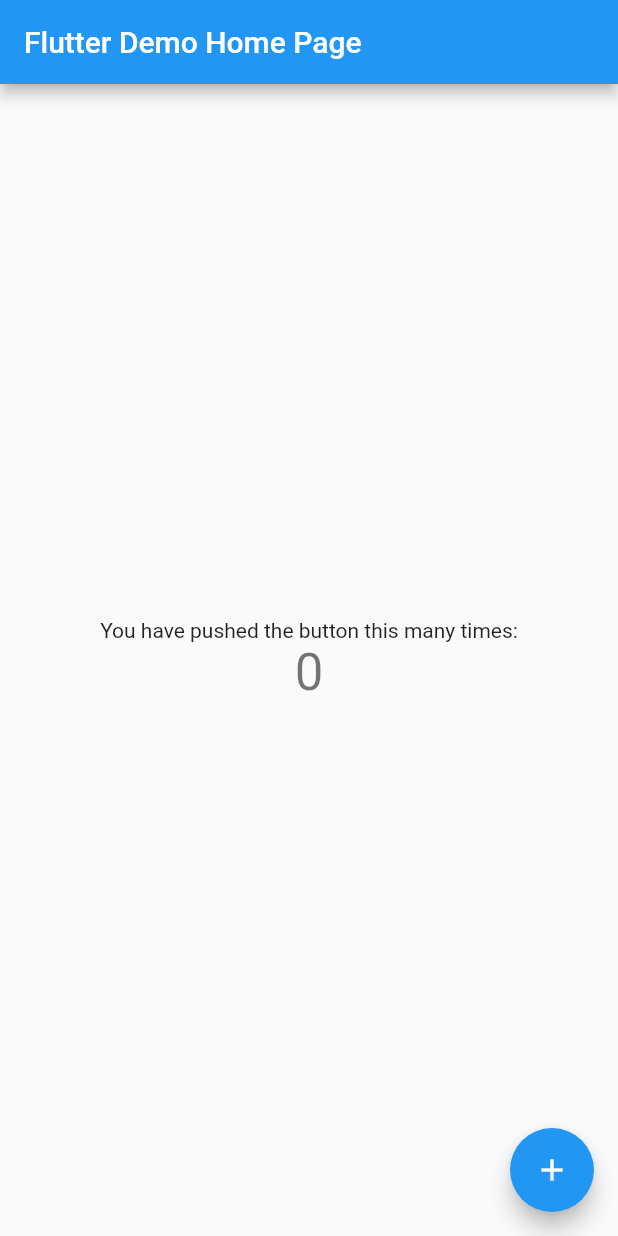
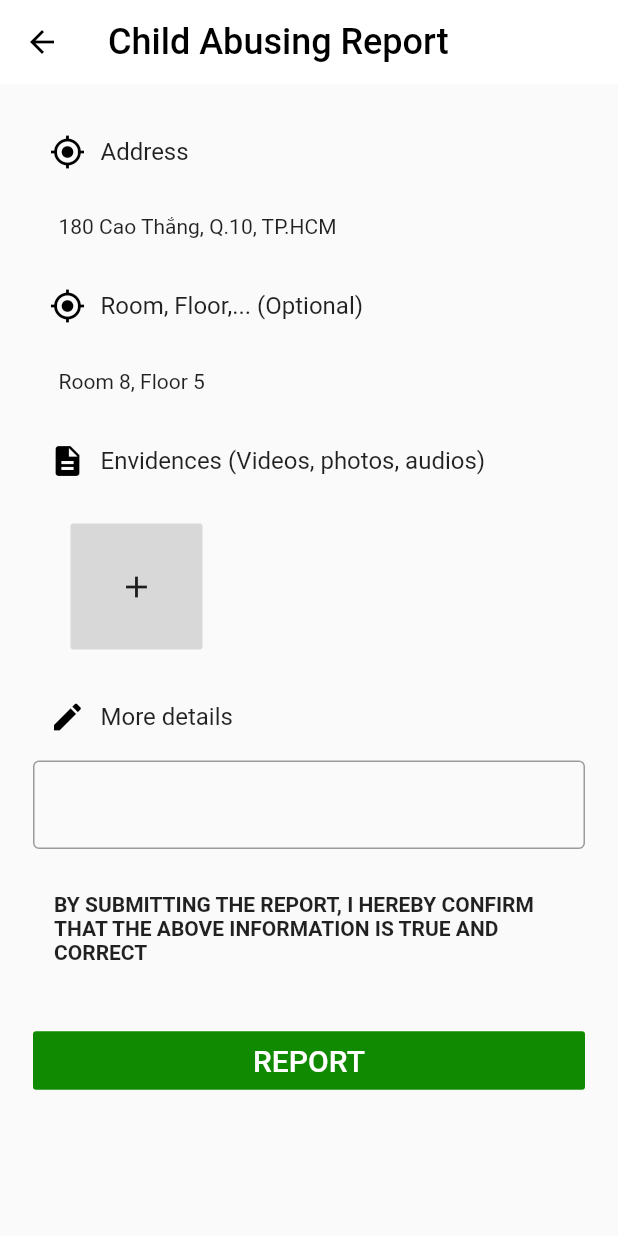
Before and after one commit to nguyentantrung2000/Solution-Challenge-2022, a Flutter app: the screen it shows after launch, on a phone screen of 412 x 824 dp. Run offline on Flutter 3.47's test engine with Material 2 defaults, Android fonts, the light colour scheme and no system bars.

Commit message:
REPORT screen

```diff
--- a/lib/main.dart
+++ b/lib/main.dart
@@ -1,3 +1,4 @@
+import 'package:challenge/screens/report_form.dart';
 import 'package:flutter/material.dart';
 
 void main() {
@@ -24,7 +25,8 @@
         // is not restarted.
         primarySwatch: Colors.blue,
       ),
-      home: const MyHomePage(title: 'Flutter Demo Home Page'),
+      // home: const MyHomePage(title: 'Flutter Demo Home Page'),
+      home: Report()
     );
   }
 }
--- /dev/null
+++ b/lib/screens/report_form.dart
@@ -0,0 +1,174 @@
+import 'package:flutter/foundation.dart';
+import 'package:flutter/material.dart';
+
+class Report extends StatefulWidget {
+  const Report({Key? key}) : super(key: key);
+
+  @override
+  _ReportState createState() => _ReportState();
+}
+
+class _ReportState extends State<Report> {
+
+
+  @override
+  Widget build(BuildContext context) {
+    return Scaffold(
+      appBar: AppBar(
+        leading: IconButton(
+          icon: Icon(Icons.arrow_back, color: Colors.black),
+          onPressed: () => Navigator.of(context).pop(),
+        ),
+        title: Text('Child Abusing Report',
+            style: TextStyle(color: Colors.black, fontSize: 24)),
+        backgroundColor: Colors.white,
+        bottomOpacity: 0.0,
+        elevation: 0.0,
+      ),
+      body: Column(children: [
+        Padding(
+          padding: EdgeInsets.only(top: 33, left: 33, right: 33, bottom: 0),
+          child: Row(
+            children: [
+              Icon(
+                Icons.my_location,
+                color: Colors.black,
+                size: 24.0,
+                semanticLabel: 'Text to announce in accessibility modes',
+              ),
+              Container(
+                child: Padding(padding: EdgeInsets.only(left: 10)),
+              ),
+              Text("Address", style: TextStyle(fontSize: 16))
+            ],
+          ),
+        ),
+        Padding(
+          padding: EdgeInsets.only(left: 39, top: 30),
+          child: Row(
+            children: [
+              Text('180 Cao Thắng, Q.10, TP.HCM'),
+            ],
+          ),
+        ),
+        Padding(
+          padding: EdgeInsets.only(top: 33, left: 33, right: 33, bottom: 0),
+          child: Row(
+            children: [
+              Icon(
+                Icons.my_location,
+                color: Colors.black,
+                size: 24.0,
+                semanticLabel: 'Text to announce in accessibility modes',
+              ),
+              Container(
+                child: Padding(padding: EdgeInsets.only(left: 10)),
+              ),
+              Text("Room, Floor,... (Optional)", style: TextStyle(fontSize: 16))
+            ],
+          ),
+        ),
+        Padding(
+          padding: EdgeInsets.only(left: 39, top: 30),
+          child: Row(
+            children: [
+              Text('Room 8, Floor 5'),
+            ],
+          ),
+        ),
+        Padding(
+          padding: EdgeInsets.only(top: 33, left: 33, right: 33, bottom: 0),
+          child: Row(
+            children: [
+              Icon(
+                Icons.description,
+                color: Colors.black,
+                size: 24.0,
+                semanticLabel: 'Text to announce in accessibility modes',
+              ),
+              Container(
+                child: Padding(padding: EdgeInsets.only(left: 10)),
+              ),
+              Text("Envidences (Videos, photos, audios)",
+                  style: TextStyle(fontSize: 16))
+            ],
+          ),
+        ),
+        Padding(
+          padding: EdgeInsets.only(left: 39, top: 30), //button
+        ),
+        Padding(
+          padding: const EdgeInsets.only(right: 230.0),
+          child: FlatButton(
+                onPressed: () => {},
+                color: Color.fromARGB(255, 216, 216, 216),
+                padding: EdgeInsets.all(10.0),
+                child: Column( // Replace with a Row for horizontal icon + text
+                  children: <Widget>[
+                    Padding(padding: EdgeInsets.all(20), child:
+                    Icon(Icons.add)
+                    ),
+                  ],
+                ),
+          ),
+        ),
+        Padding(
+          padding: EdgeInsets.only(top: 33, left: 33, right: 33, bottom: 0),
+          child: Row(
+            children: [
+              Icon(
+                Icons.edit,
+                color: Colors.black,
+                size: 24.0,
+                semanticLabel: 'Text to announce in accessibility modes',
+              ),
+              Container(
+                child: Padding(padding: EdgeInsets.only(left: 10)),
+              ),
+              Text("More details", style: TextStyle(fontSize: 16))
+            ],
+          ),
+        ),
+        Padding(padding: EdgeInsets.only(top: 17)),
+        Center(
+          child: Container(
+            margin: const EdgeInsets.only(right: 22, left: 22),
+            child: TextField(
+              obscureText: false,
+              decoration: InputDecoration(
+                border: OutlineInputBorder(),
+              ),
+            ),
+          ),
+        ),
+        Padding(padding: EdgeInsets.only(top: 29)),
+        Center(
+          child: Container(
+              width: 340.0,
+              child: Text(
+                'BY SUBMITTING THE REPORT, I HEREBY CONFIRM THAT THE ABOVE INFORMATION IS TRUE AND CORRECT',
+                style: TextStyle(fontWeight: FontWeight.bold),
+              )),
+        ),
+        Padding(padding: EdgeInsets.only(top: 40)),
+        Container(
+          // width: 340.0,
+          margin: const EdgeInsets.only(right: 22, left: 22),
+          child: FlatButton(
+              color: Color.fromARGB(255, 16, 138, 0),
+              textColor: Colors.white,
+              padding: EdgeInsets.all(8.0),
+              onPressed: () {
+                /*...*/
+              },
+              child: Align(
+                alignment: Alignment.center,
+                child: Text("REPORT",
+                    style: TextStyle(fontSize: 20.0),
+                    textAlign: TextAlign.center),
+              )),
+        )
+      ]),
+    );
+  }
+}
--- a/pubspec.yaml
+++ b/pubspec.yaml
@@ -33,7 +33,7 @@
   # The following adds the Cupertino Icons font to your application.
   # Use with the CupertinoIcons class for iOS style icons.
   cupertino_icons: ^1.0.2
-  cloud_firestore: ^3.1.10
+  # cloud_firestore: ^3.1.10
 
   flutter_test:
     sdk: flutter
```
Also changed, not shown: pubspec.lock.
